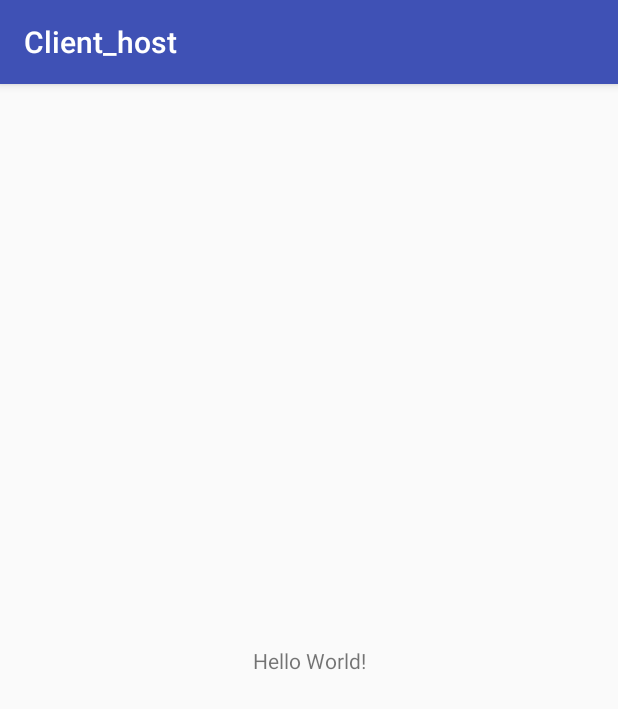
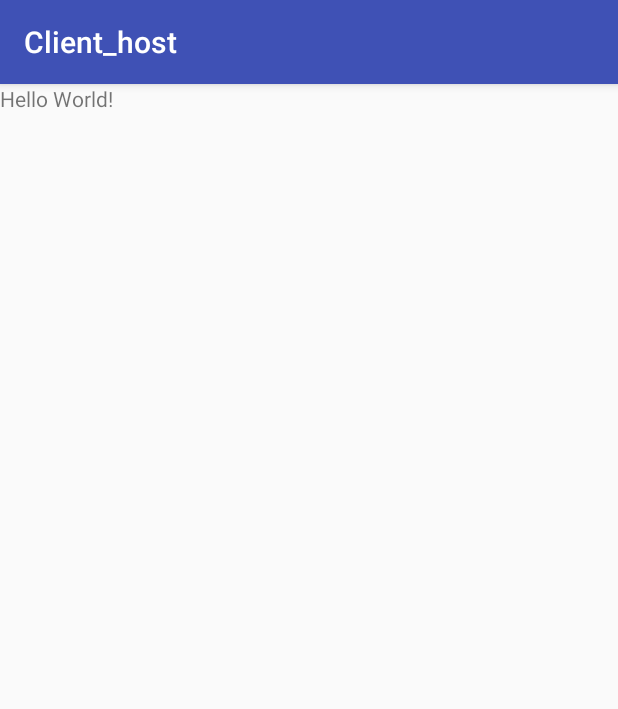
Before and after one commit to neelv113/client_host_hotel, an Android app: the screen it shows after launch (MainActivity before the commit, HomeActivity after it), on a phone screen of 412 x 824 dp. Shown: the top 709 px of the screen. Run offline under Robolectric (Android 15) with nearby library versions, the light colour scheme and no system bars.

Commit message:
added basic classes

```diff
--- a/app/build.gradle
+++ b/app/build.gradle
@@ -21,8 +21,4 @@ android {
 dependencies {
     implementation fileTree(dir: 'libs', include: ['*.jar'])
     implementation 'com.android.support:appcompat-v7:28.0.0'
-    implementation 'com.android.support.constraint:constraint-layout:1.1.3'
-    testImplementation 'junit:junit:4.12'
-    androidTestImplementation 'com.android.support.test:runner:1.0.2'
-    androidTestImplementation 'com.android.support.test.espresso:espresso-core:3.0.2'
 }
--- a/app/src/main/AndroidManifest.xml
+++ b/app/src/main/AndroidManifest.xml
@@ -1,6 +1,6 @@
 <?xml version="1.0" encoding="utf-8"?>
 <manifest xmlns:android="http://schemas.android.com/apk/res/android"
-    package="com.example.ashish.client_host">
+    package="com.example.ashish.pre_booked_hotel">
 
     <application
         android:allowBackup="true"
@@ -9,7 +9,7 @@
         android:roundIcon="@mipmap/ic_launcher_round"
         android:supportsRtl="true"
         android:theme="@style/AppTheme">
-        <activity android:name=".MainActivity">
+        <activity android:name="com.example.ashish.client_host.activity.HomeActivity">
             <intent-filter>
                 <action android:name="android.intent.action.MAIN" />
 
--- a/app/src/main/java/com/example/ashish/client_host/MainActivity.java
+++ /dev/null
@@ -1,13 +0,0 @@
-package com.example.ashish.client_host;
-
-import android.support.v7.app.AppCompatActivity;
-import android.os.Bundle;
-
-public class MainActivity extends AppCompatActivity {
-
-    @Override
-    protected void onCreate(Bundle savedInstanceState) {
-        super.onCreate(savedInstanceState);
-        setContentView(R.layout.activity_main);
-    }
-}
--- /dev/null
+++ b/app/src/main/java/com/example/ashish/client_host/activity/BaseActivity.java
@@ -0,0 +1,81 @@
+package com.example.ashish.client_host.activity;
+
+import android.os.Bundle;
+import android.support.annotation.Nullable;
+import android.support.v4.app.FragmentTransaction;
+import android.support.v7.app.AppCompatActivity;
+
+import com.example.ashish.client_host.fragment.BaseFragment;
+
+public class BaseActivity extends AppCompatActivity {
+
+    @Override
+    protected void onCreate(@Nullable Bundle savedInstanceState) {
+        super.onCreate(savedInstanceState);
+    }
+
+    public void addFragment(int containerViewId, BaseFragment baseFragment, String tag, boolean addToBackStack) {
+        FragmentTransaction fragmentTransaction = getSupportFragmentManager().beginTransaction();
+        fragmentTransaction.add(containerViewId, baseFragment, tag);
+        if (addToBackStack) {
+            fragmentTransaction.addToBackStack(null);
+        }
+        fragmentTransaction.commitAllowingStateLoss();
+    }
+
+    public void replaceFragment(int containerViewId, BaseFragment baseFragment, String tag, boolean addToBackStack) {
+        FragmentTransaction fragmentTransaction = getSupportFragmentManager().beginTransaction();
+        fragmentTransaction.replace(containerViewId, baseFragment, tag);
+        if (addToBackStack) {
+            fragmentTransaction.addToBackStack(null);
+        }
+        fragmentTransaction.commitAllowingStateLoss();
+    }
+
+    public void removeFragment(BaseFragment baseFragment) {
+        FragmentTransaction fragmentTransaction = getSupportFragmentManager().beginTransaction();
+        fragmentTransaction.remove(baseFragment);
+        fragmentTransaction.commitAllowingStateLoss();
+    }
+
+    protected BaseFragment getFragmentByTag(String fragmentTag) {
+        return (BaseFragment) getSupportFragmentManager().findFragmentByTag(fragmentTag);
+    }
+
+   /* @Override
+    protected void onStart() {
+        super.onStart();
+        if (!(this instanceof HomeActivity)) {
+            if (((App) getApplication()).setCurrentActivityListener(this)) {
+                removeNoInternetSnackbar();
+            }
+        } else {
+            ((App) getApplication()).setCurrentActivityListener(this);
+        }
+    }
+
+    @Override
+    public void onConnectionFailure() {
+        SnackbarUtil.getInstance().showSnackBar(findViewById(android.R.id.content));
+    }
+
+    @Override
+    public void onDBUpgradeCompleted() {
+
+    }
+
+    @Override
+    public void onConnectionResumed() {
+
+    }
+
+    @Override
+    public void showNoInternetSnackbar(View view, int length) {
+
+    }
+
+    @Override
+    public void removeNoInternetSnackbar() {
+
+    }*/
+}
--- /dev/null
+++ b/app/src/main/java/com/example/ashish/client_host/activity/HomeActivity.java
@@ -0,0 +1,14 @@
+package com.example.ashish.client_host.activity;
+
+import android.os.Bundle;
+import android.support.annotation.Nullable;
+
+import com.example.ashish.pre_booked_hotel.R;
+
+public class HomeActivity extends BaseActivity {
+    @Override
+    protected void onCreate(@Nullable Bundle savedInstanceState) {
+        super.onCreate(savedInstanceState);
+        setContentView(R.layout.activity_main);
+    }
+}
--- a/app/src/main/res/layout/activity_main.xml
+++ b/app/src/main/res/layout/activity_main.xml
@@ -1,18 +1,11 @@
 <?xml version="1.0" encoding="utf-8"?>
-<android.support.constraint.ConstraintLayout xmlns:android="http://schemas.android.com/apk/res/android"
-    xmlns:app="http://schemas.android.com/apk/res-auto"
-    xmlns:tools="http://schemas.android.com/tools"
+<LinearLayout xmlns:android="http://schemas.android.com/apk/res/android"
     android:layout_width="match_parent"
-    android:layout_height="match_parent"
-    tools:context=".MainActivity">
+    android:layout_height="match_parent">
 
     <TextView
         android:layout_width="wrap_content"
         android:layout_height="wrap_content"
-        android:text="Hello World!"
-        app:layout_constraintBottom_toBottomOf="parent"
-        app:layout_constraintLeft_toLeftOf="parent"
-        app:layout_constraintRight_toRightOf="parent"
-        app:layout_constraintTop_toTopOf="parent" />
+        android:text="Hello World!" />
 
-</android.support.constraint.ConstraintLayout>
+</LinearLayout>
```
Also changed, not shown: app/src/main/java/com/example/ashish/client_host/fragment/BaseFragment.java (added, +31 -0 lines).
